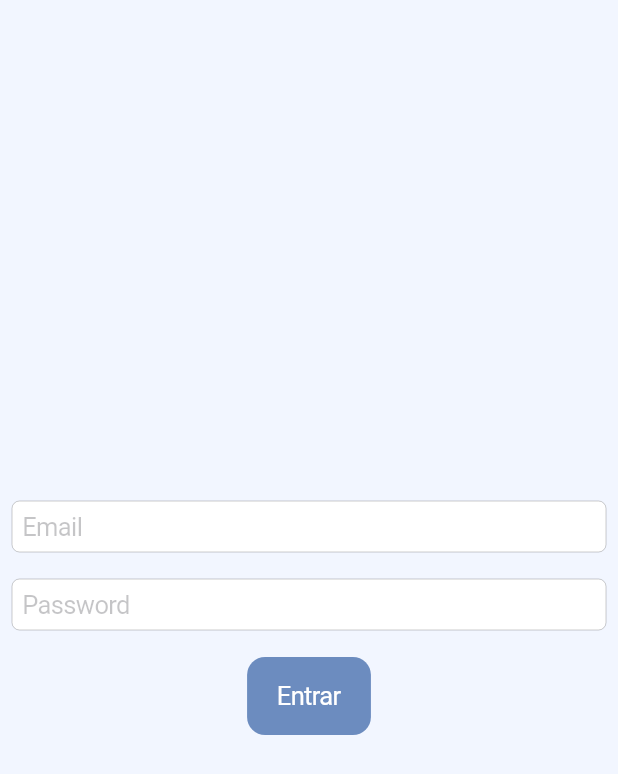
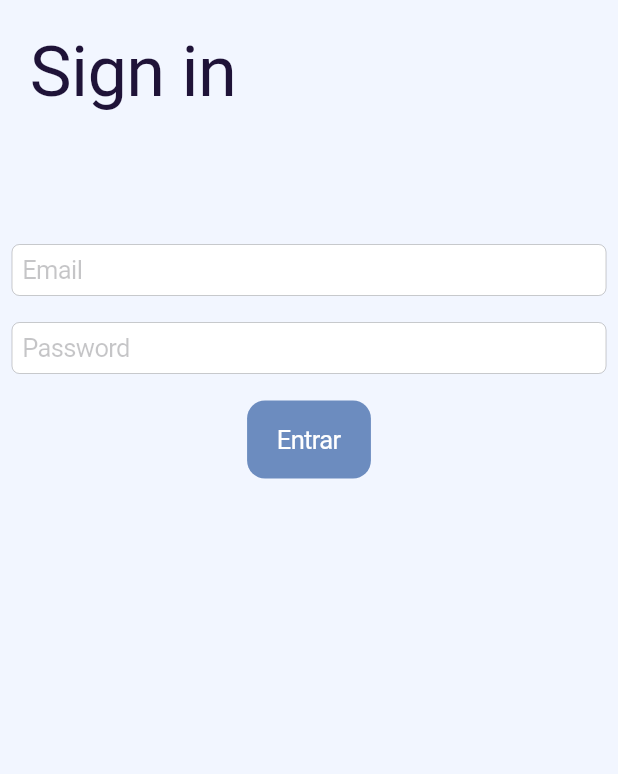
Before and after one commit to guillermoSb/proyecto_ing_software, a Flutter app: the screen it shows after launch, on a phone screen of 412 x 824 dp. Shown: the top 774 px of the screen. Run offline on Flutter 3.47's test engine with Material 2 defaults, Android fonts, the phone set to English and light mode, and no system bars.

Commit message:
finished login

```diff
--- a/lib/screens/login_screen.dart
+++ b/lib/screens/login_screen.dart
@@ -2,6 +2,7 @@ import 'package:flutter/cupertino.dart';
 import 'package:flutter/material.dart';
 import 'package:health_app/screens/home_screen.dart';
 import 'package:health_app/screens/nav_screen.dart';
+import 'package:health_app/widgets/pageTitle_widget.dart';
 
 class LoginScreen extends StatelessWidget {
   const LoginScreen({Key? key}) : super(key: key);
@@ -9,7 +10,12 @@ class LoginScreen extends StatelessWidget {
   @override
   Widget build(BuildContext context) {
     return CupertinoPageScaffold(
-      child: Padding(
+      child: SafeArea(
+        child: Column(
+          children: [
+            const PageTitleWidget('Sign in'),
+            const SizedBox(height: 80),
+            Padding(
               padding: const EdgeInsets.all(8.0),
               child: Column(
                 children: [
@@ -28,13 +34,17 @@ class LoginScreen extends StatelessWidget {
                         Navigator.pushReplacement(
                             context,
                             CupertinoPageRoute(
-                          builder: (context) => const NavigationScreen()));
+                                builder: (context) =>
+                                    const NavigationScreen()));
                       })
                 ],
                 mainAxisAlignment: MainAxisAlignment.center,
                 mainAxisSize: MainAxisSize.max,
               ),
             ),
+          ],
+        ),
+      ),
     );
   }
 }
```
Lines whose indentation alone changed are shown as unchanged.
